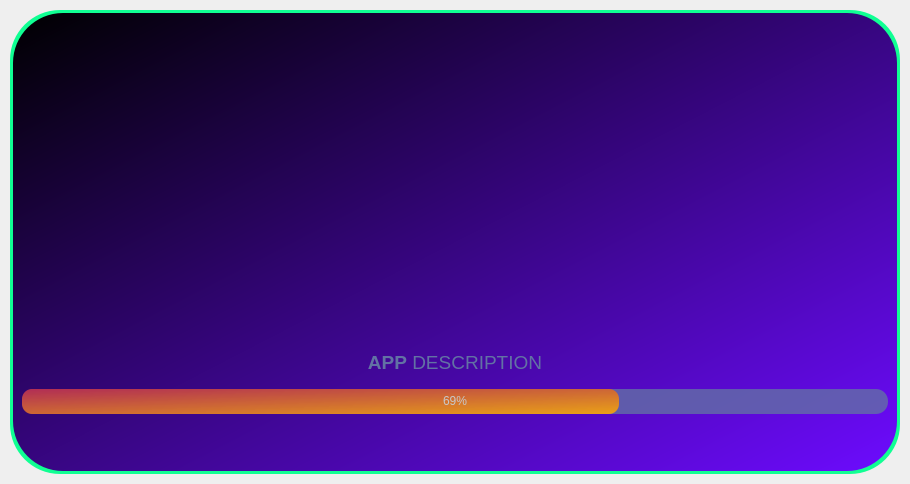
This is UI_Functions/splash_screen.ui in Mechanics-of-Orbit/MOPy as Qt 5 draws it before an edit. The edited form follows.
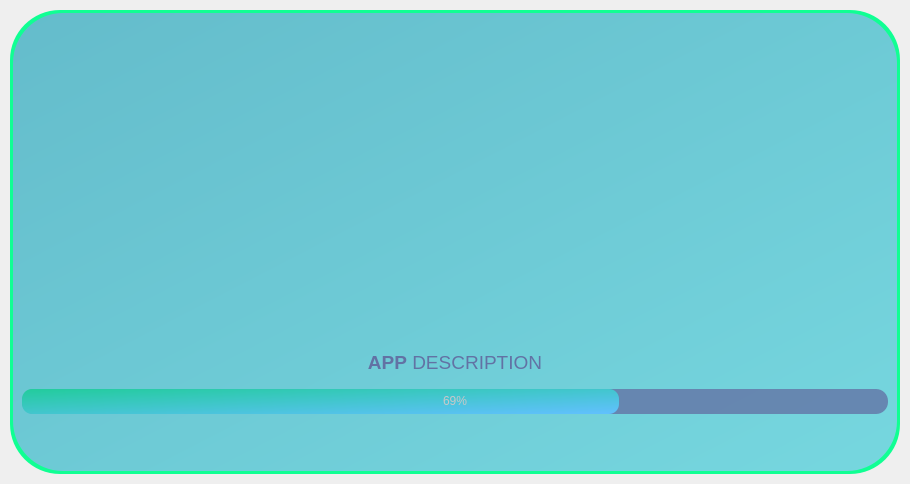
This is the edited form. Icons and pictures are not drawn.

```diff
--- a/UI_Functions/splash_screen.ui
+++ b/UI_Functions/splash_screen.ui
@@ -70,7 +70,10 @@
          <property name="styleSheet">
           <string notr="true">QFrame {	
 	 
-	background-color: qlineargradient(spread:pad, x1:0, y1:0, x2:1, y2:1, stop:0 rgba(0, 0, 0, 255), stop:1 rgba(109, 11, 255, 255));
+	/*background-color: qlineargradient(spread:pad, x1:0, y1:0, x2:1, y2:1, stop:0 rgba(0, 0, 0, 255), stop:1 rgba(109, 11, 255, 255));*/
+
+	
+	background-color: qlineargradient(spread:pad, x1:0, y1:0, x2:1, y2:1, stop:0 rgba(100, 188, 203, 255), stop:1 rgba(118, 215, 223, 255));
 
 
 	color: rgb(220, 220, 220);
@@ -262,7 +265,10 @@
 	border-radius: 10px;
 	/*background-color: qlineargradient(spread:pad, x1:0, y1:0.511364, x2:1, y2:0.523, stop:0 rgba(254, 121, 199, 255), stop:1 rgba(170, 85, 255, 255));*/
 	
-	background-color: qlineargradient(spread:pad, x1:0, y1:0, x2:0.977273, y2:1, stop:0 rgba(177, 45, 85, 255), stop:1 rgba(255, 170, 0, 220));
+	/*background-color: qlineargradient(spread:pad, x1:0, y1:0, x2:0.977273, y2:1, stop:0 rgba(177, 45, 85, 255), stop:1 rgba(255, 170, 0, 220));*/
+
+	
+	background-color: qlineargradient(spread:pad, x1:0, y1:0, x2:1, y2:1, stop:0 rgba(34, 204, 156, 255), stop:1 rgba(98, 192, 255, 255));
 
 	
 	
```
